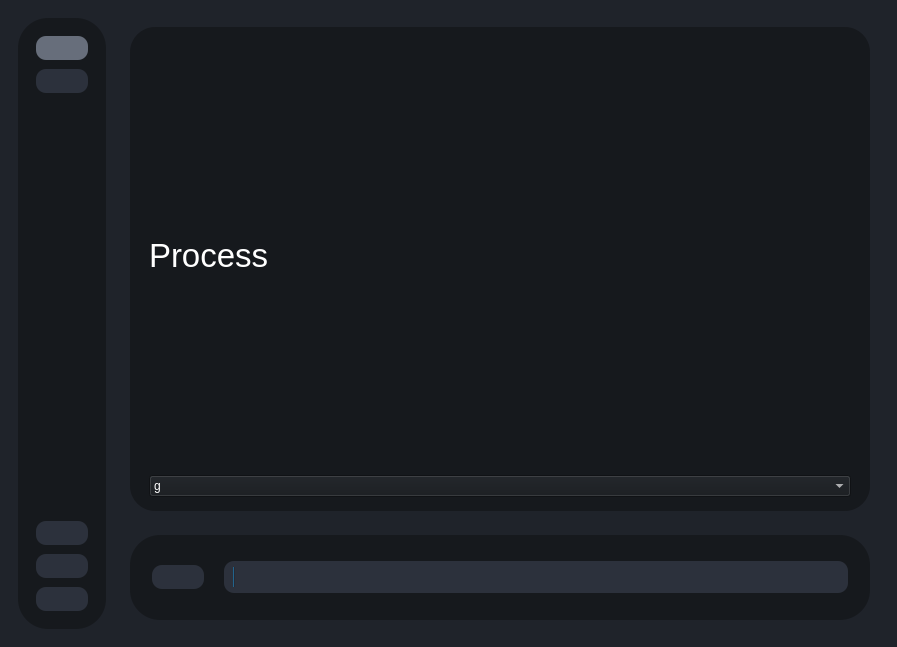
TNTwise/rve-frontend-py, file testRVEInterface.ui: the form before one commit.
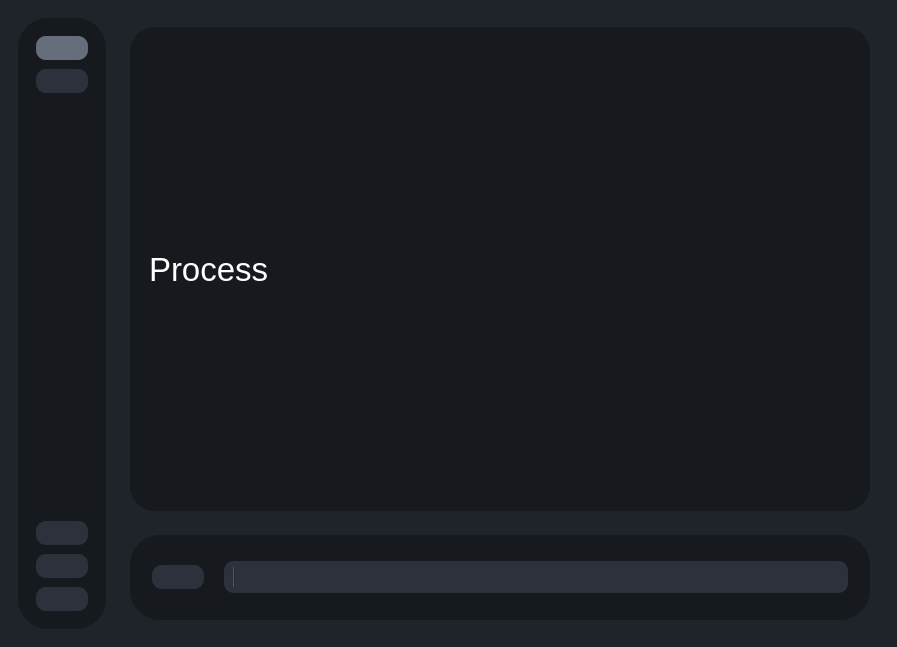
The form after the commit. The open tabs and pages were chosen to show the change. Icons and pictures are not drawn.

The edit to the form file:
```diff
--- a/testRVEInterface.ui
+++ b/testRVEInterface.ui
@@ -113,6 +113,18 @@
 }</string>
              </property>
              <layout class="QGridLayout" name="gridLayout_3">
+              <item row="0" column="1">
+               <widget class="QWidget" name="processInfoContainer" native="true">
+                <layout class="QVBoxLayout" name="verticalLayout_5">
+                 <item>
+                  <widget class="QWidget" name="previewSubContainer" native="true"/>
+                 </item>
+                 <item>
+                  <widget class="QWidget" name="infoSubContainer" native="true"/>
+                 </item>
+                </layout>
+               </widget>
+              </item>
               <item row="0" column="0">
                <widget class="QLabel" name="label_2">
                 <property name="font">
@@ -125,15 +137,6 @@
                 </property>
                </widget>
               </item>
-              <item row="1" column="0">
-               <widget class="QComboBox" name="comboBox">
-                <item>
-                 <property name="text">
-                  <string>g</string>
-                 </property>
-                </item>
-               </widget>
-              </item>
              </layout>
             </widget>
             <widget class="QWidget" name="settingsPage">
```
